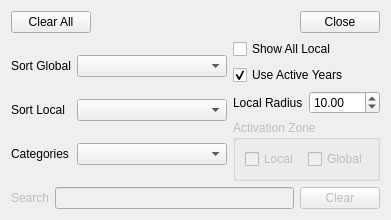
The window that src/resources/ERFilterArea.ui (IDREsandbox/vsim) describes before a commit, drawn with Qt 5.
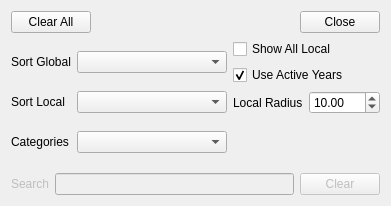
The same window after the commit.

```diff
--- a/src/resources/ERFilterArea.ui
+++ b/src/resources/ERFilterArea.ui
@@ -127,32 +127,6 @@
      </item>
     </layout>
    </item>
-   <item row="4" column="1">
-    <widget class="QGroupBox" name="activationzone">
-     <property name="enabled">
-      <bool>false</bool>
-     </property>
-     <property name="title">
-      <string>Activation Zone</string>
-     </property>
-     <layout class="QHBoxLayout" name="horizontalLayout">
-      <item>
-       <widget class="QCheckBox" name="localCheckBox">
-        <property name="text">
-         <string>Local</string>
-        </property>
-       </widget>
-      </item>
-      <item>
-       <widget class="QCheckBox" name="globalCheckBox">
-        <property name="text">
-         <string>Global</string>
-        </property>
-       </widget>
-      </item>
-     </layout>
-    </widget>
-   </item>
    <item row="5" column="0" colspan="2">
     <layout class="QHBoxLayout" name="horizontalLayout_4">
      <item>
```
